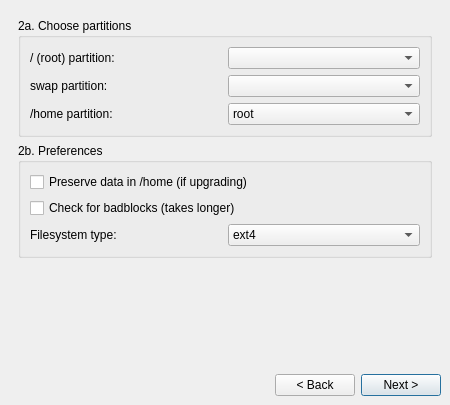
Before: the Qt Designer form meinstall.ui in anticapitalista/MX-installer, drawn with Qt 5.
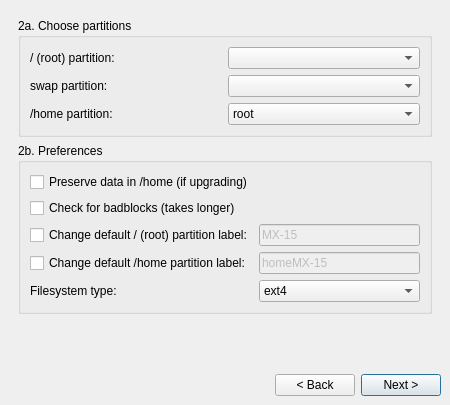
After: the same form once the commit is applied. The open tabs and pages were chosen to show the change.

```diff
--- a/meinstall.ui
+++ b/meinstall.ui
@@ -649,6 +649,38 @@
           <property name="spacing">
            <number>6</number>
           </property>
+          <item row="2" column="0">
+           <widget class="QCheckBox" name="rootLabelCheck">
+            <property name="text">
+             <string>Change default / (root) partition label:</string>
+            </property>
+           </widget>
+          </item>
+          <item row="4" column="0">
+           <widget class="QLabel" name="rootTypeLabel">
+            <property name="sizePolicy">
+             <sizepolicy hsizetype="MinimumExpanding" vsizetype="Minimum">
+              <horstretch>0</horstretch>
+              <verstretch>0</verstretch>
+             </sizepolicy>
+            </property>
+            <property name="minimumSize">
+             <size>
+              <width>0</width>
+              <height>0</height>
+             </size>
+            </property>
+            <property name="font">
+             <font/>
+            </property>
+            <property name="text">
+             <string>Filesystem type:</string>
+            </property>
+            <property name="wordWrap">
+             <bool>false</bool>
+            </property>
+           </widget>
+          </item>
           <item row="1" column="0" colspan="2">
            <widget class="QCheckBox" name="badblocksCheck">
             <property name="sizePolicy">
@@ -671,7 +703,20 @@
             </property>
            </widget>
           </item>
-          <item row="2" column="1">
+          <item row="0" column="0" colspan="2">
+           <widget class="QCheckBox" name="saveHomeCheck">
+            <property name="sizePolicy">
+             <sizepolicy hsizetype="MinimumExpanding" vsizetype="Minimum">
+              <horstretch>0</horstretch>
+              <verstretch>0</verstretch>
+             </sizepolicy>
+            </property>
+            <property name="text">
+             <string>Preserve data in /home (if upgrading)</string>
+            </property>
+           </widget>
+          </item>
+          <item row="4" column="1">
            <widget class="QComboBox" name="rootTypeCombo">
             <property name="sizePolicy">
              <sizepolicy hsizetype="MinimumExpanding" vsizetype="Minimum">
@@ -716,41 +761,36 @@
             </item>
            </widget>
           </item>
-          <item row="2" column="0">
-           <widget class="QLabel" name="rootTypeLabel">
-            <property name="sizePolicy">
-             <sizepolicy hsizetype="MinimumExpanding" vsizetype="Minimum">
-              <horstretch>0</horstretch>
-              <verstretch>0</verstretch>
-             </sizepolicy>
+          <item row="3" column="0">
+           <widget class="QCheckBox" name="homeLabelCheck">
+            <property name="enabled">
+             <bool>true</bool>
             </property>
-            <property name="minimumSize">
-             <size>
-              <width>0</width>
-              <height>0</height>
-             </size>
+            <property name="text">
+             <string>Change default /home partition label:</string>
             </property>
-            <property name="font">
-             <font/>
+           </widget>
+          </item>
+          <item row="2" column="1">
+           <widget class="QLineEdit" name="rootLabelEdit">
+            <property name="enabled">
+             <bool>false</bool>
             </property>
             <property name="text">
-             <string>Filesystem type:</string>
+             <string>MX-15</string>
             </property>
-            <property name="wordWrap">
-             <bool>false</bool>
+            <property name="placeholderText">
+             <string/>
             </property>
            </widget>
           </item>
-          <item row="0" column="0" colspan="2">
-           <widget class="QCheckBox" name="saveHomeCheck">
-            <property name="sizePolicy">
-             <sizepolicy hsizetype="MinimumExpanding" vsizetype="Minimum">
-              <horstretch>0</horstretch>
-              <verstretch>0</verstretch>
-             </sizepolicy>
+          <item row="3" column="1">
+           <widget class="QLineEdit" name="homeLabelEdit">
+            <property name="enabled">
+             <bool>false</bool>
             </property>
             <property name="text">
-             <string>Preserve data in /home (if upgrading)</string>
+             <string>homeMX-15</string>
             </property>
            </widget>
           </item>
```
Left out of the diff: 37 changed lines with no effect on the pictures.
